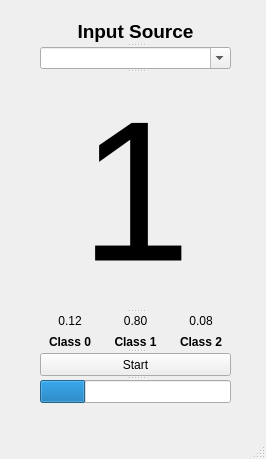
Above: Qt Creator/livePred.ui from K-J-Q/Cochannel-Speech-Detector before the change. Below: the same form after it.
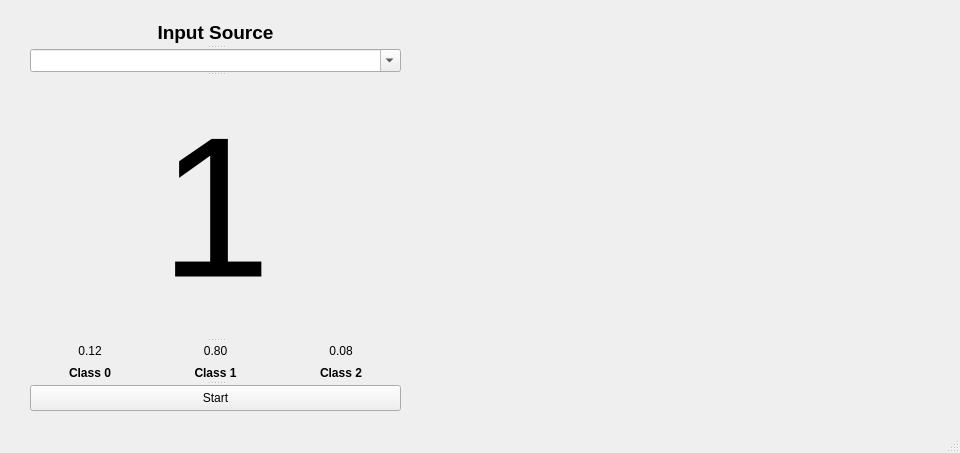
That is the form after the change. Custom widgets are drawn as their Qt base class.

```diff
--- a/Qt Creator/livePred.ui
+++ b/Qt Creator/livePred.ui
@@ -6,8 +6,8 @@
    <rect>
     <x>0</x>
     <y>0</y>
-    <width>266</width>
-    <height>459</height>
+    <width>960</width>
+    <height>453</height>
    </rect>
   </property>
   <property name="windowTitle">
@@ -20,10 +20,10 @@
    <widget class="QSplitter" name="splitter">
     <property name="geometry">
      <rect>
-      <x>40</x>
+      <x>30</x>
       <y>20</y>
-      <width>191</width>
-      <height>383</height>
+      <width>371</width>
+      <height>391</height>
      </rect>
     </property>
     <property name="orientation">
@@ -173,17 +173,16 @@
       <string>Start</string>
      </property>
     </widget>
-    <widget class="QProgressBar" name="progressBar">
-     <property name="accessibleName">
-      <string/>
-     </property>
-     <property name="value">
-      <number>24</number>
-     </property>
-     <property name="textVisible">
-      <bool>false</bool>
-     </property>
-    </widget>
+   </widget>
+   <widget class="BarGraphItem" name="graphWidget" native="true">
+    <property name="geometry">
+     <rect>
+      <x>450</x>
+      <y>20</y>
+      <width>481</width>
+      <height>80</height>
+     </rect>
+    </property>
    </widget>
   </widget>
   <widget class="QMenuBar" name="menubar">
@@ -198,6 +197,14 @@
   </widget>
   <widget class="QStatusBar" name="statusbar"/>
  </widget>
+ <customwidgets>
+  <customwidget>
+   <class>BarGraphItem</class>
+   <extends>QWidget</extends>
+   <header>pyqtgraph</header>
+   <container>1</container>
+  </customwidget>
+ </customwidgets>
  <resources/>
  <connections/>
 </ui>
```
Left out of the diff: 2 changed lines with no effect on the pictures.
